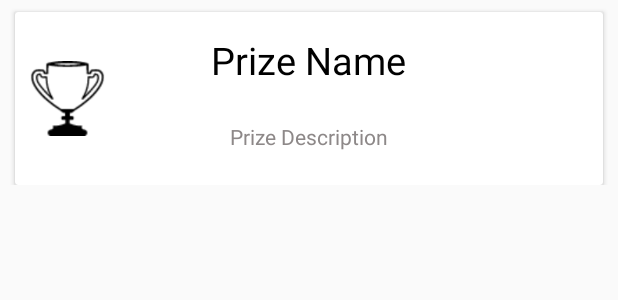
After one commit to HackingEDU/Ro-Android, an Android app: the layout prize_card_recycle.xml on its own in the app's theme, with its tools: preview values and no code run, on a phone screen of 412 x 824 dp. The commit adds this screen. Shown: the top 300 px of the screen. Run offline under Robolectric (Android 15) with nearby library versions, the phone set to English and light mode, and no system bars; Roboto replaces fonts that are not available here.

Commit message:
prize recyclerview

```diff
--- a/app/src/main/AndroidManifest.xml
+++ b/app/src/main/AndroidManifest.xml
@@ -22,7 +22,10 @@
         <activity
             android:name=".ScheduleDetailActivity"
             android:theme="@style/WithBar">
-
+        </activity>
+        <activity
+            android:name=".PrizeActivity"
+            android:theme="@style/WithBar">
         </activity>
     </application>
 
--- a/app/src/main/java/co/hackingedu/ro/MapRecyclerViewAdapter.java
+++ b/app/src/main/java/co/hackingedu/ro/MapRecyclerViewAdapter.java
@@ -96,6 +96,7 @@ public class MapRecyclerViewAdapter extends RecyclerView.Adapter<MapRecyclerView
         MapInfo ci = mapInfoList.get(position);
         holder.map_num.setText(ci.map_text);
         //figure out how to set holder for map image
+        holder.map_image.setImageDrawable(ci.map_view);
 
         switch (getItemViewType(position)) {
             case TYPE_MAP:
--- a/app/src/main/java/co/hackingedu/ro/fragment/MapViewFragment.java
+++ b/app/src/main/java/co/hackingedu/ro/fragment/MapViewFragment.java
@@ -62,6 +62,8 @@ public class MapViewFragment extends Fragment {
 
         MapInfo item3 = new MapInfo();
         item3.map_text = "Map 3";
+        // getDrawable is deprecated, find alternative later
+        item3.map_view = getResources().getDrawable(R.drawable.rohit);
         mContentItems.add(item3);
 
 
--- /dev/null
+++ b/app/src/main/res/layout/prize_card_recycle.xml
@@ -0,0 +1,58 @@
+<?xml version="1.0" encoding="utf-8"?>
+<RelativeLayout xmlns:android="http://schemas.android.com/apk/res/android"
+    xmlns:app="http://schemas.android.com/apk/res-auto"
+    android:layout_width="match_parent"
+    android:layout_height="wrap_content">
+
+    <android.support.v7.widget.CardView
+        android:id="@+id/prize_card_recycle"
+        android:layout_width="match_parent"
+        android:layout_height="115dp"
+        app:cardCornerRadius="2dp"
+        app:cardElevation="2dp"
+        android:layout_marginLeft="@dimen/cardMarginHorizontal"
+        android:layout_marginRight="@dimen/cardMarginHorizontal"
+        android:layout_marginTop="@dimen/cardMarginVertical"
+        app:cardPreventCornerOverlap="false"
+        app:contentPadding="0dp"
+        android:layout_gravity="right|center_vertical">
+
+        <ImageView
+            android:layout_width="wrap_content"
+            android:layout_height="wrap_content"
+            android:id="@+id/sponsor_image"
+            android:src="@drawable/prize"
+            android:layout_gravity="left|center_vertical"
+            android:layout_marginLeft="10dp"
+            android:adjustViewBounds="true"
+            android:maxWidth="50dp"
+            android:maxHeight="50dp"
+            android:scaleType="fitCenter" />
+
+        <co.hackingedu.ro.LatoTextView
+            android:layout_width="wrap_content"
+            android:layout_height="wrap_content"
+            android:text="Prize Name"
+            android:textColor="#000000"
+            android:id="@+id/prize_name"
+            android:layout_gravity="center"
+            android:textSize="25sp"
+            android:layout_marginBottom="25dp"
+            android:layout_centerVertical="true"
+            android:layout_alignRight="@+id/prize_card_recycle"
+            android:layout_alignEnd="@+id/prize_card_recycle" />
+
+        <co.hackingedu.ro.LatoTextView
+            android:layout_width="wrap_content"
+            android:layout_height="wrap_content"
+            android:text="Prize Description"
+            android:id="@+id/prize_desc"
+            android:textColor="#8D8888"
+            android:layout_alignTop="@+id/prize_card_recycle"
+            android:layout_gravity="center"
+            android:layout_marginTop="25dp" />
+
+
+    </android.support.v7.widget.CardView>
+
+</RelativeLayout>
```
Also changed, not shown: app/src/main/java/co/hackingedu/ro/Info/PrizeInfo.java (added, +16 -0 lines), app/src/main/java/co/hackingedu/ro/PrizeActivity.java (added, +94 -0 lines), app/src/main/java/co/hackingedu/ro/PrizeRecyclerViewAdapter.java (added, +102 -0 lines).
